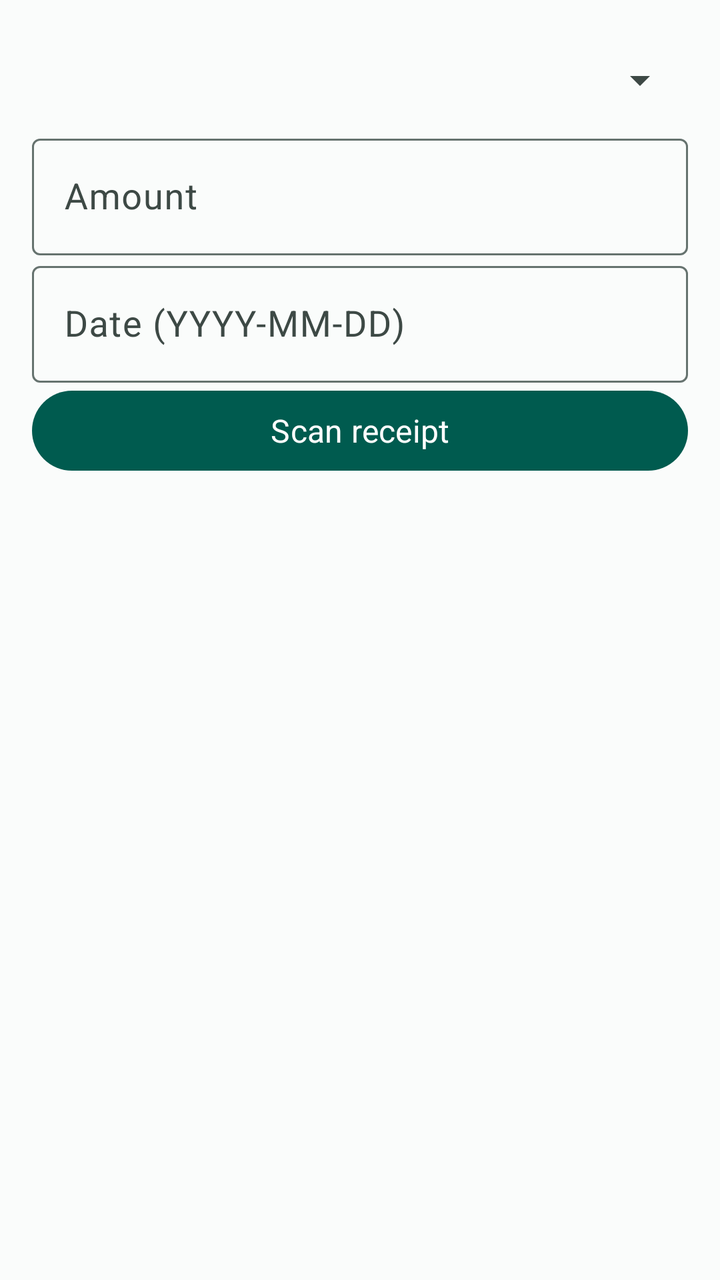
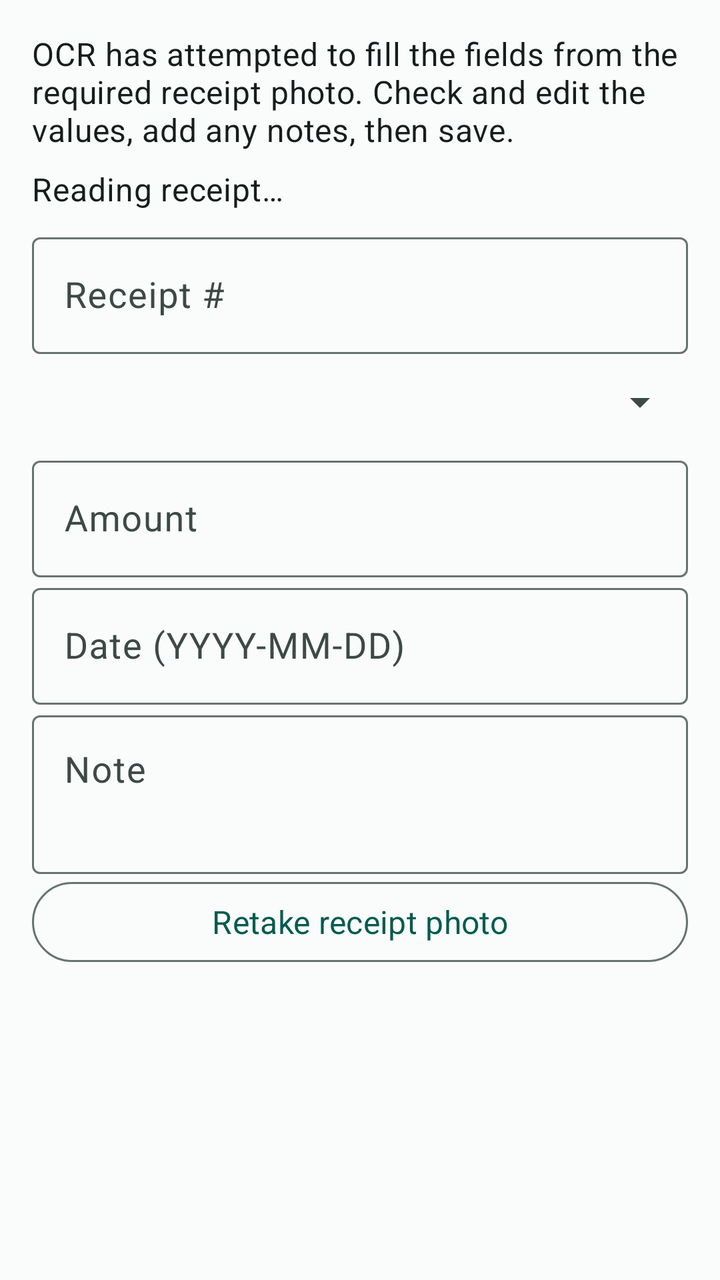

An Android layout rendered at two revisions. The XML below is the earlier revision; the diff shows what the commit changed to produce the second picture.
<!-- AndroidManifest.xml: application theme Theme.KindergartenExpenseTracker -->
<!-- res/layout/dialog_payment.xml -->
<?xml version="1.0" encoding="utf-8"?>
<LinearLayout xmlns:android="http://schemas.android.com/apk/res/android" android:layout_width="match_parent" android:layout_height="wrap_content" android:orientation="vertical" android:padding="@dimen/spacing_md">
    <Spinner android:id="@+id/childSpinner" android:layout_width="match_parent" android:layout_height="@dimen/touch_target" />
    <com.google.android.material.textfield.TextInputLayout android:layout_width="match_parent" android:layout_height="wrap_content" android:hint="@string/amount"><com.google.android.material.textfield.TextInputEditText android:id="@+id/paymentAmountInput" android:layout_width="match_parent" android:layout_height="wrap_content" android:inputType="numberDecimal" /></com.google.android.material.textfield.TextInputLayout>
    <com.google.android.material.textfield.TextInputLayout android:layout_width="match_parent" android:layout_height="wrap_content" android:hint="@string/date"><com.google.android.material.textfield.TextInputEditText android:id="@+id/paymentDateInput" android:layout_width="match_parent" android:layout_height="wrap_content" /></com.google.android.material.textfield.TextInputLayout>
    <com.google.android.material.button.MaterialButton android:id="@+id/scanPaymentReceiptButton" android:layout_width="match_parent" android:layout_height="wrap_content" android:text="@string/scan_receipt" />
</LinearLayout>
<!-- resources referenced by this layout -->
<resources>
  <dimen name="spacing_md">16dp</dimen>
  <dimen name="touch_target">48dp</dimen>
  <string name="amount">Amount</string>
  <string name="date">Date (YYYY-MM-DD)</string>
  <string name="scan_receipt">Scan receipt</string>
  <color name="primary">#005B4F</color>
  <color name="on_primary">#FFFFFF</color>
  <color name="primary_container">#C5F1E7</color>
  <color name="on_primary_container">#00201B</color>
  <color name="secondary">#3F625A</color>
  <color name="on_secondary">#FFFFFF</color>
  <color name="secondary_container">#D2E8E2</color>
  <color name="on_secondary_container">#10201C</color>
  <color name="surface">#FAFCFB</color>
  <color name="surface_variant">#E1E9E6</color>
  <color name="on_surface">#161D1B</color>
  <color name="on_surface_variant">#3D4945</color>
  <color name="outline">#66736F</color>
  <color name="error">#BA1A1A</color>
  <color name="on_error">#FFFFFF</color>
  <color name="primary_dark">#003D35</color>
  <style name="TextAppearance.Kindergarten.BodyLarge" parent="TextAppearance.Material3.BodyLarge">
          <item name="android:fontFamily">sans-serif</item>
          <item name="android:textColor">@color/on_surface</item>
          <item name="android:textSize">18sp</item>
      </style>
  <style name="TextAppearance.Kindergarten.BodyMedium" parent="TextAppearance.Material3.BodyMedium">
          <item name="android:fontFamily">sans-serif</item>
          <item name="android:textColor">@color/on_surface</item>
          <item name="android:textSize">16sp</item>
      </style>
  <style name="TextAppearance.Kindergarten.TitleLarge" parent="TextAppearance.Material3.TitleLarge">
          <item name="android:fontFamily">sans-serif</item>
          <item name="android:textColor">@color/on_surface</item>
          <item name="android:textSize">24sp</item>
          <item name="android:textStyle">bold</item>
      </style>
  <style name="TextAppearance.Kindergarten.HeadlineSmall" parent="TextAppearance.Material3.HeadlineSmall">
          <item name="android:fontFamily">sans-serif</item>
          <item name="android:textColor">@color/on_surface</item>
          <item name="android:textSize">26sp</item>
          <item name="android:textStyle">bold</item>
      </style>
  <style name="TextAppearance.Kindergarten.LabelLarge" parent="TextAppearance.Material3.LabelLarge">
          <item name="android:fontFamily">sans-serif-medium</item>
          <item name="android:textSize">16sp</item>
      </style>
</resources>

<!-- the commit's change to res/layout/dialog_payment.xml (unified diff, before → after) -->
@@ -1,7 +1,11 @@
 <?xml version="1.0" encoding="utf-8"?>
 <LinearLayout xmlns:android="http://schemas.android.com/apk/res/android" android:layout_width="match_parent" android:layout_height="wrap_content" android:orientation="vertical" android:padding="@dimen/spacing_md">
+    <TextView android:id="@+id/paymentFormInstruction" android:layout_width="match_parent" android:layout_height="wrap_content" android:layout_marginBottom="@dimen/spacing_sm" android:text="@string/ocr_review_instruction" android:textAppearance="@style/TextAppearance.Kindergarten.BodyMedium" />
+    <TextView android:id="@+id/paymentOcrStatus" android:layout_width="match_parent" android:layout_height="wrap_content" android:layout_marginBottom="@dimen/spacing_sm" android:text="@string/ocr_processing" android:textAppearance="@style/TextAppearance.Kindergarten.BodyMedium" />
+    <com.google.android.material.textfield.TextInputLayout android:layout_width="match_parent" android:layout_height="wrap_content" android:hint="@string/payment_receipt_number"><com.google.android.material.textfield.TextInputEditText android:id="@+id/paymentReceiptNumberInput" android:layout_width="match_parent" android:layout_height="wrap_content" android:inputType="number" /></com.google.android.material.textfield.TextInputLayout>
     <Spinner android:id="@+id/childSpinner" android:layout_width="match_parent" android:layout_height="@dimen/touch_target" />
     <com.google.android.material.textfield.TextInputLayout android:layout_width="match_parent" android:layout_height="wrap_content" android:hint="@string/amount"><com.google.android.material.textfield.TextInputEditText android:id="@+id/paymentAmountInput" android:layout_width="match_parent" android:layout_height="wrap_content" android:inputType="numberDecimal" /></com.google.android.material.textfield.TextInputLayout>
     <com.google.android.material.textfield.TextInputLayout android:layout_width="match_parent" android:layout_height="wrap_content" android:hint="@string/date"><com.google.android.material.textfield.TextInputEditText android:id="@+id/paymentDateInput" android:layout_width="match_parent" android:layout_height="wrap_content" /></com.google.android.material.textfield.TextInputLayout>
-    <com.google.android.material.button.MaterialButton android:id="@+id/scanPaymentReceiptButton" android:layout_width="match_parent" android:layout_height="wrap_content" android:text="@string/scan_receipt" />
+    <com.google.android.material.textfield.TextInputLayout android:layout_width="match_parent" android:layout_height="wrap_content" android:hint="@string/note"><com.google.android.material.textfield.TextInputEditText android:id="@+id/paymentNoteInput" android:layout_width="match_parent" android:layout_height="wrap_content" android:gravity="top|start" android:inputType="textCapSentences|textMultiLine" android:maxLines="3" android:minLines="2" /></com.google.android.material.textfield.TextInputLayout>
+    <com.google.android.material.button.MaterialButton android:id="@+id/scanPaymentReceiptButton" style="@style/Widget.Material3.Button.OutlinedButton" android:layout_width="match_parent" android:layout_height="wrap_content" android:text="@string/retake_photo" />
 </LinearLayout>
<!-- resource entries referenced after the edit -->
@@ -1,10 +1,21 @@
 <!-- resources referenced by this layout -->
 <resources>
   <dimen name="spacing_md">16dp</dimen>
+  <dimen name="spacing_sm">8dp</dimen>
   <dimen name="touch_target">48dp</dimen>
   <string name="amount">Amount</string>
   <string name="date">Date (YYYY-MM-DD)</string>
-  <string name="scan_receipt">Scan receipt</string>
+  <string name="note">Note</string>
+  <string name="ocr_processing">Reading receipt…</string>
+  <string name="ocr_review_instruction">OCR has attempted to fill the fields from the required receipt photo. Check and edit the values, add any notes, then save.</string>
+  <string name="payment_receipt_number">Receipt #</string>
+  <string name="retake_photo">Retake receipt photo</string>
+  <style name="TextAppearance.Kindergarten.BodyMedium" parent="TextAppearance.Material3.BodyMedium">
+          <item name="android:fontFamily">sans-serif</item>
+          <item name="android:textColor">@color/on_surface</item>
+          <item name="android:textSize">16sp</item>
+      </style>
+  <color name="on_surface">#161D1B</color>
   <color name="primary">#005B4F</color>
   <color name="on_primary">#FFFFFF</color>
   <color name="primary_container">#C5F1E7</color>
@@ -15,7 +26,6 @@
   <color name="on_secondary_container">#10201C</color>
   <color name="surface">#FAFCFB</color>
   <color name="surface_variant">#E1E9E6</color>
-  <color name="on_surface">#161D1B</color>
   <color name="on_surface_variant">#3D4945</color>
   <color name="outline">#66736F</color>
   <color name="error">#BA1A1A</color>
@@ -25,11 +35,6 @@
           <item name="android:fontFamily">sans-serif</item>
           <item name="android:textColor">@color/on_surface</item>
           <item name="android:textSize">18sp</item>
-      </style>
-  <style name="TextAppearance.Kindergarten.BodyMedium" parent="TextAppearance.Material3.BodyMedium">
-          <item name="android:fontFamily">sans-serif</item>
-          <item name="android:textColor">@color/on_surface</item>
-          <item name="android:textSize">16sp</item>
       </style>
   <style name="TextAppearance.Kindergarten.TitleLarge" parent="TextAppearance.Material3.TitleLarge">
           <item name="android:fontFamily">sans-serif</item>
